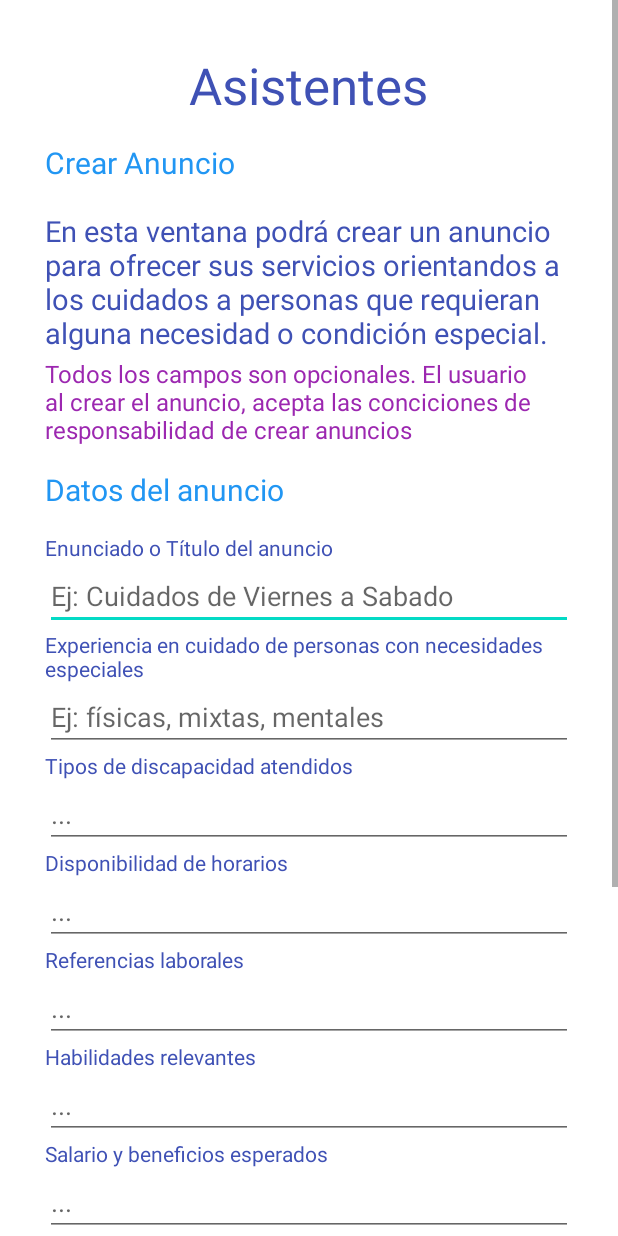
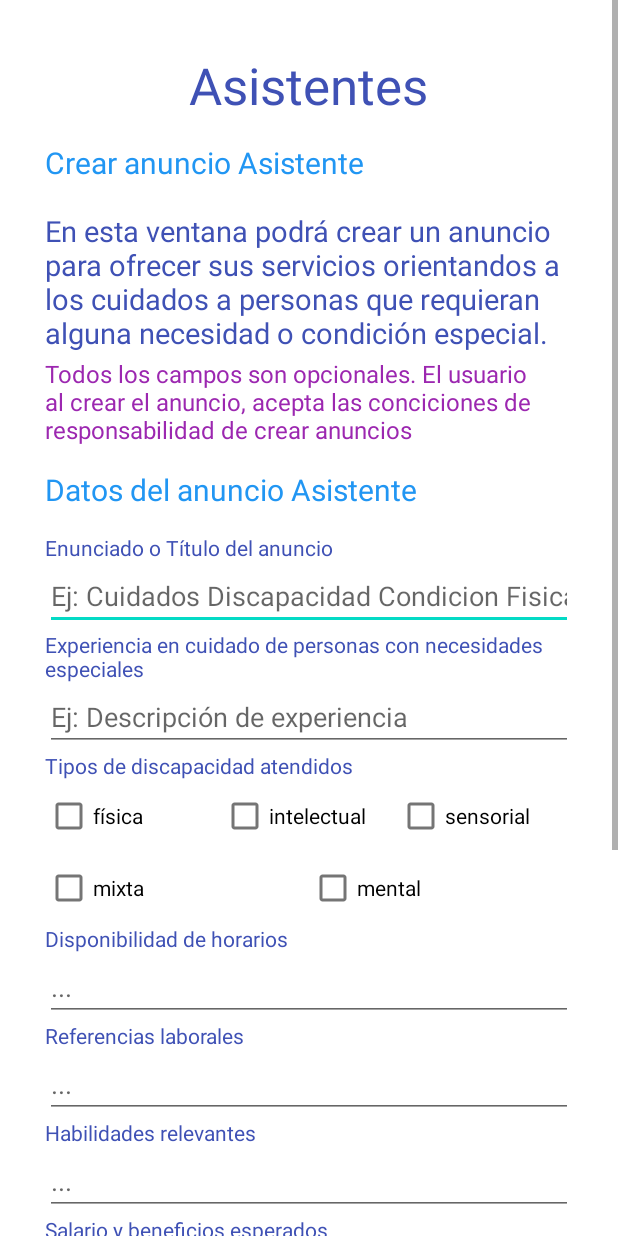
Before and after one commit to Mariayzl/assistoapp, an Android app: the CrearAnuncioAsistenteActivity screen opened directly, with no data from a screen before it, on a phone screen of 412 x 824 dp. Run offline under Robolectric (Android 15) with nearby library versions, the light colour scheme and no system bars; our stand-ins replace Firebase (no records; nobody signed in at launch, a user with empty details on screens opened directly).

Commit message:
Assisto_App_V7_Asistente_Cuidados_XML
versión básica: Implementación de campos de datos con Checkbox en ventana Crear Anuncio Asistente y Cuidados XML y diseño básico ventana DrawerHeaderMenu_XML

```diff
--- a/AssistoApp/app/src/main/java/com/mariazhang/assistoapp/CrearAnuncioAsistenteActivity.kt
+++ b/AssistoApp/app/src/main/java/com/mariazhang/assistoapp/CrearAnuncioAsistenteActivity.kt
@@ -14,11 +14,20 @@ import com.mariazhang.assistoapp.databinding.ActivityLoginBinding
 class CrearAnuncioAsistenteActivity : AppCompatActivity() {
 
     private lateinit var binding: ActivityCrearAnuncioAsistenteBinding
+ //   private lateinit var authenti: FirebaseAuth
 
 
     override fun onCreate(savedInstanceState: Bundle?) {
         super.onCreate(savedInstanceState)
         setContentView(ActivityCrearAnuncioAsistenteBinding.inflate(layoutInflater).also { binding = it }.root)
 
+  //      authenti = FirebaseAuth.getInstance()
+
+/*
+        binding.buttonCrearAsistente.setOnClickListener {
+            val intent = Intent(this, CrearAnuncioCuidadosActivity::class.java)
+            startActivity(intent)
+        }
+*/
     }
 }
--- a/AssistoApp/app/src/main/res/layout/activity_crear_anuncio_asistente.xml
+++ b/AssistoApp/app/src/main/res/layout/activity_crear_anuncio_asistente.xml
@@ -9,10 +9,10 @@
     <LinearLayout
         android:layout_width="match_parent"
         android:layout_height="wrap_content"
+        android:gravity="center_horizontal"
         android:orientation="vertical"
-        android:gravity="center_horizontal"
-        android:paddingVertical="34dp"
-        android:paddingHorizontal="30dp">
+        android:paddingHorizontal="30dp"
+        android:paddingVertical="34dp">
 
         <TextView
             android:id="@+id/tvTituloAsistente2"
@@ -27,19 +27,21 @@
             android:id="@+id/tvCreaAnuncioAsistente1"
             android:layout_width="wrap_content"
             android:layout_height="wrap_content"
-            android:text="Crear Anuncio"
             android:ems="30"
             android:paddingVertical="15dp"
+            android:text="Crear anuncio Asistente"
             android:textColor="#2196F3"
             android:textSize="20sp" />
+
         <TextView
             android:id="@+id/tvCreaAnuncioAsistenteInfo"
             android:layout_width="wrap_content"
             android:layout_height="wrap_content"
+            android:paddingVertical="3dp"
             android:text="En esta ventana podrá crear un anuncio para ofrecer sus servicios orientandos a los cuidados a personas que requieran alguna necesidad o condición especial. "
-            android:paddingVertical="3dp"
             android:textColor="#3F51B5"
             android:textSize="19sp" />
+
         <TextView
             android:id="@+id/tvCreaAnuncioAsistenteInfo2"
             android:layout_width="wrap_content"
@@ -52,9 +54,9 @@
             android:id="@+id/tvDatosAnuncioAsistente"
             android:layout_width="wrap_content"
             android:layout_height="wrap_content"
-            android:text="Datos del anuncio"
             android:ems="30"
             android:paddingVertical="15dp"
+            android:text="Datos del anuncio Asistente"
             android:textColor="#2196F3"
             android:textSize="20sp" />
 
@@ -62,8 +64,8 @@
             android:id="@+id/tvEnunciadoAsistente"
             android:layout_width="wrap_content"
             android:layout_height="wrap_content"
+            android:ems="30"
             android:text="Enunciado o Título del anuncio"
-            android:ems="30"
             android:textColor="#3F51B5" />
 
         <EditText
@@ -71,16 +73,16 @@
             android:layout_width="match_parent"
             android:layout_height="wrap_content"
             android:ems="30"
+            android:hint="Ej: Cuidados Discapacidad Condicion Fisica de Viernes a Sabado "
             android:inputType="textPersonName"
-            android:hint="Ej: Cuidados de Viernes a Sabado "
             android:textColor="#3F51B5" />
 
         <TextView
             android:id="@+id/tvExperienciaAsistente"
             android:layout_width="wrap_content"
             android:layout_height="wrap_content"
+            android:ems="30"
             android:text="Experiencia en cuidado de personas con necesidades especiales"
-            android:ems="30"
             android:textColor="#3F51B5" />
 
         <EditText
@@ -88,8 +90,8 @@
             android:layout_width="match_parent"
             android:layout_height="wrap_content"
             android:ems="30"
+            android:hint="Ej: Descripción de experiencia"
             android:inputType="textPersonName"
-            android:hint="Ej: físicas, mixtas, mentales "
             android:textColor="#3F51B5" />
 
         <TextView
@@ -100,13 +102,58 @@
             android:text="Tipos de discapacidad atendidos"
             android:textColor="#3F51B5" />
 
-        <EditText
-            android:id="@+id/etTipoDiscapacidadAsistente"
+        <LinearLayout
+            android:layout_width="match_parent"
+            android:layout_height="match_parent"
+            android:orientation="horizontal">
+
+            <CheckBox
+                android:id="@+id/check1"
+                android:layout_width="0dp"
+                android:layout_height="wrap_content"
+                android:layout_weight="1"
+                android:text="física"
+                tools:ignore="TouchTargetSizeCheck" />
+
+            <CheckBox
+                android:id="@+id/check2"
+                android:layout_width="0dp"
+                android:layout_height="wrap_content"
+                android:layout_weight="1"
+                android:text="intelectual"
+                tools:ignore="TouchTargetSizeCheck" />
+
+            <CheckBox
+                android:id="@+id/check3"
+                android:layout_width="0dp"
+                android:layout_height="wrap_content"
+                android:layout_weight="1"
+                android:text="sensorial"
+                tools:ignore="TouchTargetSizeCheck" />
+        </LinearLayout>
+
+        <LinearLayout
             android:layout_width="match_parent"
             android:layout_height="wrap_content"
-            android:ems="30"
-            android:hint="..."
-            android:textColor="#3F51B5" />
+            android:orientation="horizontal">
+
+            <CheckBox
+                android:id="@+id/check4"
+                android:layout_width="0dp"
+                android:layout_height="wrap_content"
+                android:layout_weight="1"
+                android:text="mixta"
+                tools:ignore="TouchTargetSizeCheck" />
+
+            <CheckBox
+                android:id="@+id/check5"
+                android:layout_width="0dp"
+                android:layout_height="wrap_content"
+                android:layout_weight="1"
+                android:text="mental"
+                tools:ignore="TouchTargetSizeCheck" />
+        </LinearLayout>
+
 
         <TextView
             android:id="@+id/tvHorarioAsistente"
@@ -115,6 +162,7 @@
             android:ems="30"
             android:text="Disponibilidad de horarios"
             android:textColor="#3F51B5" />
+
         <EditText
             android:id="@+id/etHorarioAsistente"
             android:layout_width="match_parent"
@@ -130,6 +178,7 @@
             android:ems="30"
             android:text="Referencias laborales"
             android:textColor="#3F51B5" />
+
         <EditText
             android:id="@+id/etReferenciaslaborales"
             android:layout_width="match_parent"
@@ -145,6 +194,7 @@
             android:ems="30"
             android:text="Habilidades relevantes"
             android:textColor="#3F51B5" />
+
         <EditText
             android:id="@+id/etHabilidadesAsistente"
             android:layout_width="match_parent"
@@ -160,6 +210,7 @@
             android:ems="30"
             android:text="Salario y beneficios esperados"
             android:textColor="#3F51B5" />
+
         <EditText
             android:id="@+id/etSalarioAsistente"
             android:layout_width="match_parent"
@@ -175,6 +226,7 @@
             android:ems="30"
             android:text="Contacto"
             android:textColor="#3F51B5" />
+
         <EditText
             android:id="@+id/etContactoAsistente"
             android:layout_width="match_parent"
@@ -190,6 +242,7 @@
             android:ems="30"
             android:text="Ciudad"
             android:textColor="#3F51B5" />
+
         <EditText
             android:id="@+id/etCiudadAsistente"
             android:layout_width="match_parent"
@@ -205,6 +258,7 @@
             android:ems="30"
             android:text="Provincia"
             android:textColor="#3F51B5" />
+
         <EditText
             android:id="@+id/etProvinciaAsistente"
             android:layout_width="match_parent"
@@ -217,9 +271,9 @@
             android:id="@+id/buttonCrearAsistente"
             android:layout_width="match_parent"
             android:layout_height="wrap_content"
+            android:backgroundTint="#00BCD4"
             android:ems="30"
-            android:text="Crear anuncio"
-            android:backgroundTint="#00BCD4"/>
+            android:text="Crear anuncio" />
 
         <Button
             android:id="@+id/buttonCancelarAsistente"
--- a/AssistoApp/app/src/main/res/layout/drawer_header.xml
+++ b/AssistoApp/app/src/main/res/layout/drawer_header.xml
@@ -4,7 +4,7 @@
     xmlns:app="http://schemas.android.com/apk/res-auto"
     android:layout_width="match_parent"
     android:layout_height="wrap_content"
-    android:background="#FFEB3B"
+    android:background="#3F51B5"
     android:gravity="center"
     android:orientation="vertical">
 
@@ -19,6 +19,6 @@
         android:layout_width="wrap_content"
         android:layout_height="wrap_content"
         android:paddingTop="8dp"
-        android:text="El Refugio de María"
-        android:textColor="#3F51B5"/>
+        android:text="Juntos por un bienestar compartido"
+        android:textColor="#FFC107"/>
 </LinearLayout>
```
Also changed, not shown: AssistoApp/app/src/main/AndroidManifest.xml (+7 -0 lines), AssistoApp/app/src/main/java/com/mariazhang/assistoapp/CrearAnuncioCuidadosActivity.kt (added, +11 -0 lines), AssistoApp/app/src/main/java/com/mariazhang/assistoapp/Drawer2Fragment.kt (+15 -0 lines), AssistoApp/app/src/main/java/com/mariazhang/assistoapp/Drawer3Fragment.kt (+14 -0 lines), AssistoApp/app/src/main/res/layout/activity_crear_anuncio_cuidados.xml (added, +433 -0 lines).
